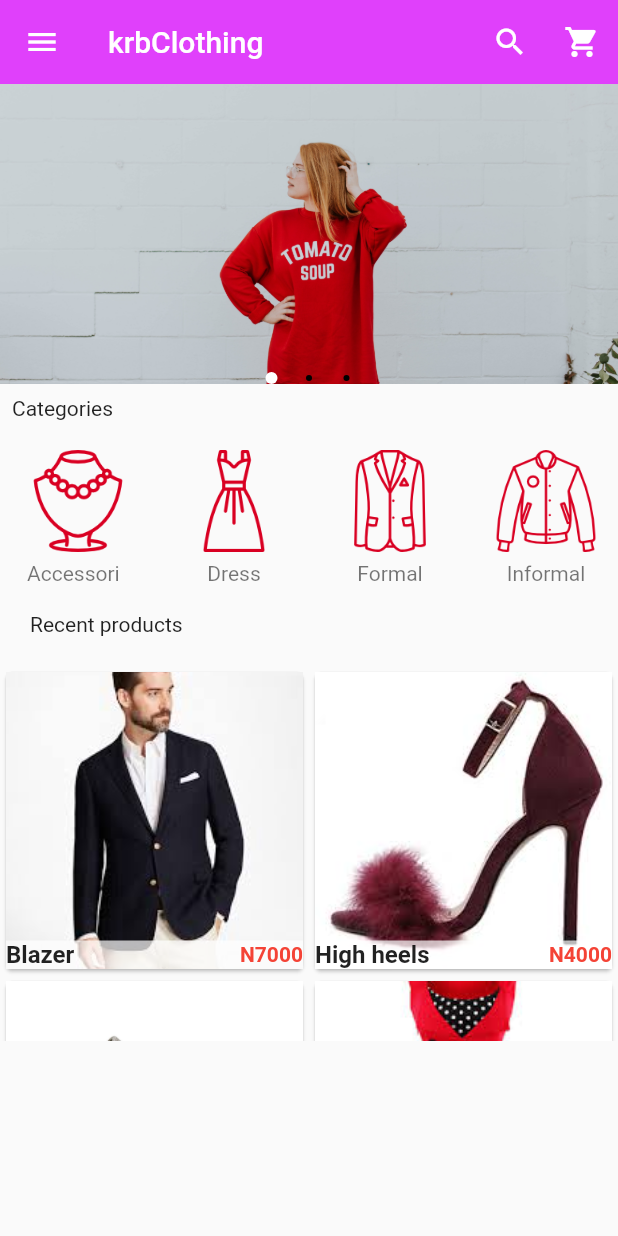
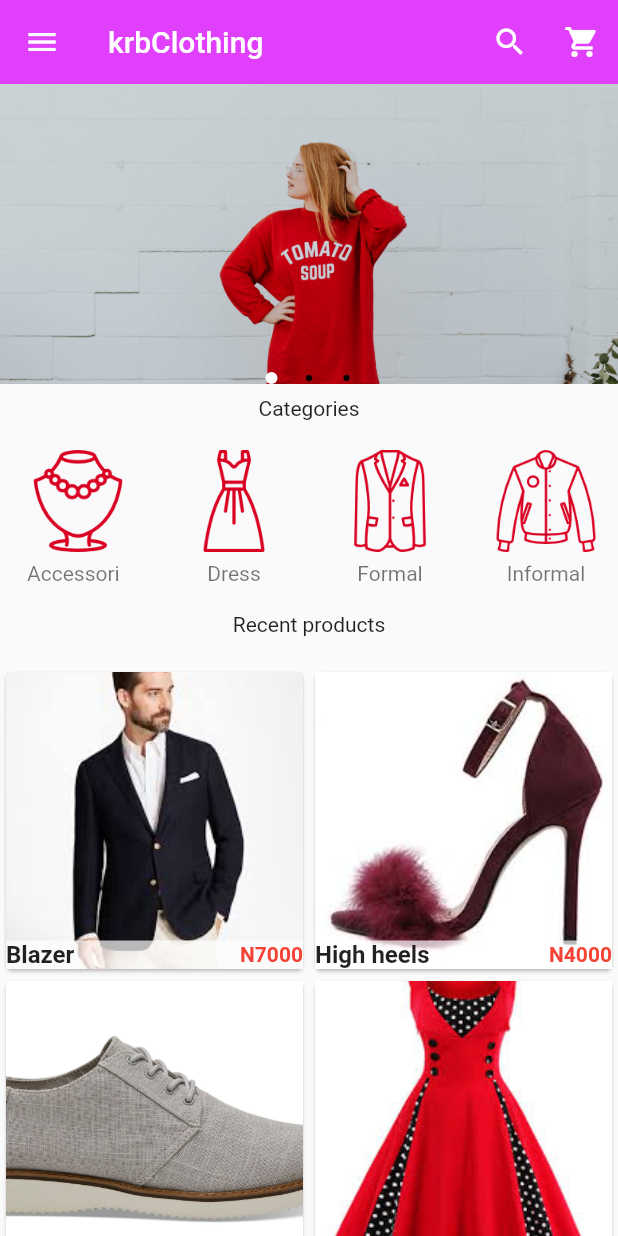
Before and after one commit to toyyibat1/krbClothing, a Flutter app: the screen it shows after launch, on a phone screen of 412 x 824 dp. Run offline on Flutter 3.47's test engine with Material 2 defaults, Android fonts, the phone set to English and light mode, and no system bars; drawn by our look-alikes of carousel_pro.

Commit message:
made product list flexible, adjust the arrow icons

```diff
--- a/lib/main.dart
+++ b/lib/main.dart
@@ -133,7 +133,7 @@ class _HomePageState extends State<HomePage> {
           ],
         ),
       ),
-      body: new ListView(
+      body: new Column(
         children: <Widget>[
           //image carousel begins here
           imageCarousel,
@@ -148,10 +148,7 @@ class _HomePageState extends State<HomePage> {
             child: new Text('Recent products'),
           ),
           //gridView
-          Container(
-            height: 250.0,
-            child: Products(),
-          )
+          Flexible(child: Products())
         ],
       ),
     );
```
Also changed, not shown: lib/components/cart_products.dart (+16 -6 lines).
